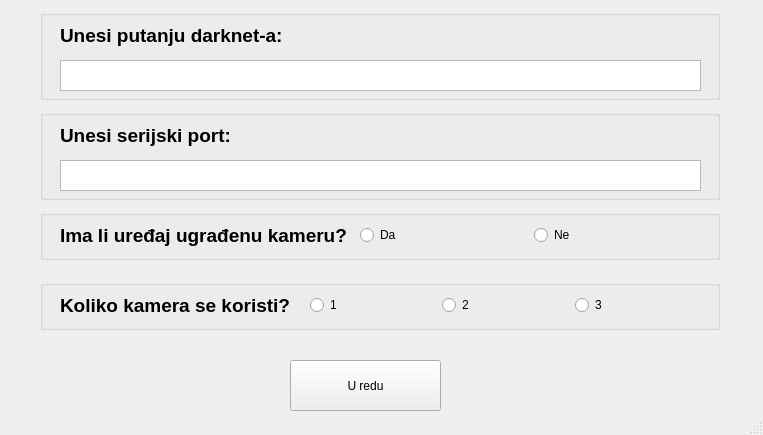
Qt form qtapp/SettingsWindow.ui (vsimundic/ugrsshapesdetection) before a commit.
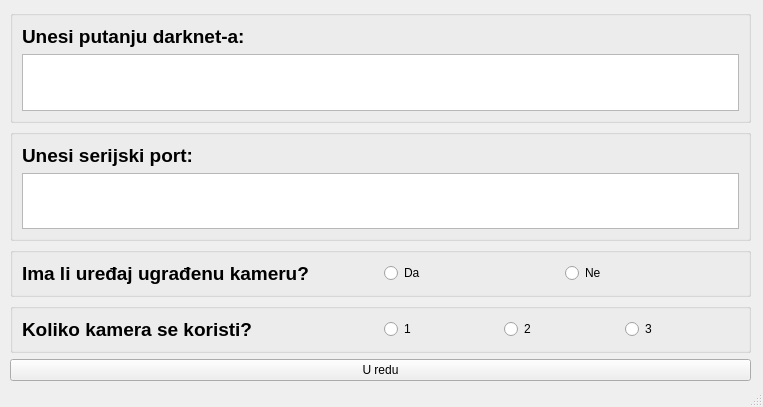
The same form after that commit.

The edit to the form file:
```diff
--- a/qtapp/SettingsWindow.ui
+++ b/qtapp/SettingsWindow.ui
@@ -7,21 +7,27 @@
     <x>0</x>
     <y>0</y>
     <width>763</width>
-    <height>435</height>
+    <height>407</height>
    </rect>
   </property>
   <property name="windowTitle">
    <string>Postavke</string>
   </property>
   <widget class="QWidget" name="centralwidget">
+   <widget class="QWidget" name="">
+    <property name="geometry">
+     <rect>
+      <x>10</x>
+      <y>10</y>
+      <width>741</width>
+      <height>371</height>
+     </rect>
+    </property>
+    <layout class="QVBoxLayout" name="verticalLayout">
+     <item>
    <widget class="QGroupBox" name="groupBox_darknetpath">
-    <property name="geometry">
-     <rect>
-      <x>40</x>
-      <y>10</y>
-      <width>680</width>
-      <height>90</height>
-     </rect>
+       <property name="autoFillBackground">
+        <bool>true</bool>
     </property>
     <property name="title">
      <string/>
@@ -29,15 +35,12 @@
     <property name="alignment">
      <set>Qt::AlignCenter</set>
     </property>
+       <property name="flat">
+        <bool>true</bool>
+       </property>
+       <layout class="QGridLayout" name="gridLayout_3">
+        <item row="0" column="0">
     <widget class="QLabel" name="lb_enterdarknetpath">
-     <property name="geometry">
-      <rect>
-       <x>20</x>
-       <y>0</y>
-       <width>641</width>
-       <height>51</height>
-      </rect>
-     </property>
      <property name="text">
       <string>&lt;html&gt;&lt;head/&gt;&lt;body&gt;&lt;p&gt;&lt;span style=&quot; font-size:14pt; font-weight:600;&quot;&gt;Unesi putanju darknet-a:&lt;/span&gt;&lt;/p&gt;&lt;/body&gt;&lt;/html&gt;</string>
      </property>
@@ -48,15 +51,51 @@
       <set>Qt::AlignLeading|Qt::AlignLeft|Qt::AlignVCenter</set>
      </property>
     </widget>
+        </item>
+        <item row="1" column="0">
     <widget class="QTextEdit" name="textEdit_darknet_path">
-     <property name="geometry">
-      <rect>
-       <x>20</x>
-       <y>50</y>
-       <width>641</width>
-       <height>31</height>
-      </rect>
-     </property>
+          <property name="html">
+           <string>&lt;!DOCTYPE HTML PUBLIC &quot;-//W3C//DTD HTML 4.0//EN&quot; &quot;http://www.w3.org/TR/REC-html40/strict.dtd&quot;&gt;
+&lt;html&gt;&lt;head&gt;&lt;meta name=&quot;qrichtext&quot; content=&quot;1&quot; /&gt;&lt;style type=&quot;text/css&quot;&gt;
+p, li { white-space: pre-wrap; }
+&lt;/style&gt;&lt;/head&gt;&lt;body style=&quot; font-family:'Ubuntu'; font-size:11pt; font-weight:400; font-style:normal;&quot;&gt;
+&lt;p style=&quot;-qt-paragraph-type:empty; margin-top:0px; margin-bottom:0px; margin-left:0px; margin-right:0px; -qt-block-indent:0; text-indent:0px;&quot;&gt;&lt;br /&gt;&lt;/p&gt;&lt;/body&gt;&lt;/html&gt;</string>
+          </property>
+         </widget>
+        </item>
+       </layout>
+      </widget>
+     </item>
+     <item>
+      <widget class="QGroupBox" name="groupBox_serialport">
+       <property name="autoFillBackground">
+        <bool>true</bool>
+       </property>
+       <property name="title">
+        <string/>
+       </property>
+       <property name="alignment">
+        <set>Qt::AlignCenter</set>
+       </property>
+       <property name="flat">
+        <bool>true</bool>
+       </property>
+       <layout class="QGridLayout" name="gridLayout_4">
+        <item row="0" column="0">
+         <widget class="QLabel" name="lb_enterserialport">
+          <property name="text">
+           <string>&lt;html&gt;&lt;head/&gt;&lt;body&gt;&lt;p&gt;&lt;span style=&quot; font-size:14pt; font-weight:600;&quot;&gt;Unesi serijski port:&lt;/span&gt;&lt;/p&gt;&lt;/body&gt;&lt;/html&gt;</string>
+          </property>
+          <property name="textFormat">
+           <enum>Qt::RichText</enum>
+          </property>
+          <property name="alignment">
+           <set>Qt::AlignLeading|Qt::AlignLeft|Qt::AlignVCenter</set>
+          </property>
+         </widget>
+        </item>
+        <item row="1" column="0">
+         <widget class="QTextEdit" name="textEdit_serial_port">
      <property name="html">
       <string>&lt;!DOCTYPE HTML PUBLIC &quot;-//W3C//DTD HTML 4.0//EN&quot; &quot;http://www.w3.org/TR/REC-html40/strict.dtd&quot;&gt;
 &lt;html&gt;&lt;head&gt;&lt;meta name=&quot;qrichtext&quot; content=&quot;1&quot; /&gt;&lt;style type=&quot;text/css&quot;&gt;
@@ -65,15 +104,14 @@
 &lt;p style=&quot;-qt-paragraph-type:empty; margin-top:0px; margin-bottom:0px; margin-left:0px; margin-right:0px; -qt-block-indent:0; text-indent:0px;&quot;&gt;&lt;br /&gt;&lt;/p&gt;&lt;/body&gt;&lt;/html&gt;</string>
      </property>
     </widget>
-   </widget>
+        </item>
+       </layout>
+      </widget>
+     </item>
+     <item>
    <widget class="QGroupBox" name="groupBox_embeddedcam">
-    <property name="geometry">
-     <rect>
-      <x>40</x>
-      <y>210</y>
-      <width>680</width>
-      <height>50</height>
-     </rect>
+       <property name="autoFillBackground">
+        <bool>true</bool>
     </property>
     <property name="title">
      <string/>
@@ -81,15 +119,12 @@
     <property name="alignment">
      <set>Qt::AlignCenter</set>
     </property>
+       <property name="flat">
+        <bool>true</bool>
+       </property>
+       <layout class="QGridLayout" name="gridLayout">
+        <item row="0" column="0">
     <widget class="QLabel" name="lb_embeddedcam">
-     <property name="geometry">
-      <rect>
-       <x>20</x>
-       <y>0</y>
-       <width>291</width>
-       <height>51</height>
-      </rect>
-     </property>
      <property name="text">
       <string>&lt;html&gt;&lt;head/&gt;&lt;body&gt;&lt;p&gt;&lt;span style=&quot; font-size:14pt; font-weight:600;&quot;&gt;Ima li uređaj ugrađenu kameru?&lt;/span&gt;&lt;/p&gt;&lt;/body&gt;&lt;/html&gt;</string>
      </property>
@@ -100,15 +135,8 @@
       <set>Qt::AlignLeading|Qt::AlignLeft|Qt::AlignVCenter</set>
      </property>
     </widget>
-    <widget class="QWidget" name="horizontalLayoutWidget">
-     <property name="geometry">
-      <rect>
-       <x>320</x>
-       <y>10</y>
-       <width>341</width>
-       <height>31</height>
-      </rect>
-     </property>
+        </item>
+        <item row="0" column="1">
      <layout class="QHBoxLayout" name="horizontalLayout">
       <item>
        <widget class="QRadioButton" name="radioButton_embcam_yes">
@@ -131,16 +159,14 @@
        </widget>
       </item>
      </layout>
-    </widget>
-   </widget>
+        </item>
+       </layout>
+      </widget>
+     </item>
+     <item>
    <widget class="QGroupBox" name="groupBox_numcams">
-    <property name="geometry">
-     <rect>
-      <x>40</x>
-      <y>280</y>
-      <width>680</width>
-      <height>50</height>
-     </rect>
+       <property name="autoFillBackground">
+        <bool>true</bool>
     </property>
     <property name="title">
      <string/>
@@ -148,15 +174,15 @@
     <property name="alignment">
      <set>Qt::AlignCenter</set>
     </property>
+       <property name="flat">
+        <bool>true</bool>
+       </property>
+       <property name="checkable">
+        <bool>false</bool>
+       </property>
+       <layout class="QGridLayout" name="gridLayout_2">
+        <item row="0" column="0">
     <widget class="QLabel" name="lb_how_many_cams">
-     <property name="geometry">
-      <rect>
-       <x>20</x>
-       <y>0</y>
-       <width>231</width>
-       <height>51</height>
-      </rect>
-     </property>
      <property name="text">
       <string>&lt;html&gt;&lt;head/&gt;&lt;body&gt;&lt;p&gt;&lt;span style=&quot; font-size:14pt; font-weight:600;&quot;&gt;Koliko kamera se koristi?&lt;/span&gt;&lt;/p&gt;&lt;/body&gt;&lt;/html&gt;</string>
      </property>
@@ -167,15 +193,8 @@
       <set>Qt::AlignLeading|Qt::AlignLeft|Qt::AlignVCenter</set>
      </property>
     </widget>
-    <widget class="QWidget" name="horizontalLayoutWidget_2">
-     <property name="geometry">
-      <rect>
-       <x>270</x>
-       <y>10</y>
-       <width>391</width>
-       <height>31</height>
-      </rect>
-     </property>
+        </item>
+        <item row="0" column="1">
      <layout class="QHBoxLayout" name="horizontalLayout_2">
       <item>
        <widget class="QRadioButton" name="rB_no1">
@@ -208,73 +227,20 @@
        </widget>
       </item>
      </layout>
-    </widget>
-   </widget>
+        </item>
+       </layout>
+      </widget>
+     </item>
+     <item>
    <widget class="QPushButton" name="btn_Confirm">
-    <property name="geometry">
-     <rect>
-      <x>290</x>
-      <y>360</y>
-      <width>151</width>
-      <height>51</height>
-     </rect>
-    </property>
     <property name="text">
      <string>U redu</string>
     </property>
    </widget>
-   <widget class="QGroupBox" name="groupBox_serialport">
-    <property name="geometry">
-     <rect>
-      <x>40</x>
-      <y>110</y>
-      <width>680</width>
-      <height>90</height>
-     </rect>
-    </property>
-    <property name="title">
-     <string/>
-    </property>
-    <property name="alignment">
-     <set>Qt::AlignCenter</set>
-    </property>
-    <widget class="QLabel" name="lb_enterserialport">
-     <property name="geometry">
-      <rect>
-       <x>20</x>
-       <y>0</y>
-       <width>641</width>
-       <height>51</height>
-      </rect>
-     </property>
-     <property name="text">
-      <string>&lt;html&gt;&lt;head/&gt;&lt;body&gt;&lt;p&gt;&lt;span style=&quot; font-size:14pt; font-weight:600;&quot;&gt;Unesi serijski port:&lt;/span&gt;&lt;/p&gt;&lt;/body&gt;&lt;/html&gt;</string>
-     </property>
-     <property name="textFormat">
-      <enum>Qt::RichText</enum>
-     </property>
-     <property name="alignment">
-      <set>Qt::AlignLeading|Qt::AlignLeft|Qt::AlignVCenter</set>
-     </property>
-    </widget>
-    <widget class="QTextEdit" name="textEdit_serial_port">
-     <property name="geometry">
-      <rect>
-       <x>20</x>
-       <y>50</y>
-       <width>641</width>
-       <height>31</height>
-      </rect>
-     </property>
-     <property name="html">
-      <string>&lt;!DOCTYPE HTML PUBLIC &quot;-//W3C//DTD HTML 4.0//EN&quot; &quot;http://www.w3.org/TR/REC-html40/strict.dtd&quot;&gt;
-&lt;html&gt;&lt;head&gt;&lt;meta name=&quot;qrichtext&quot; content=&quot;1&quot; /&gt;&lt;style type=&quot;text/css&quot;&gt;
-p, li { white-space: pre-wrap; }
-&lt;/style&gt;&lt;/head&gt;&lt;body style=&quot; font-family:'Ubuntu'; font-size:11pt; font-weight:400; font-style:normal;&quot;&gt;
-&lt;p style=&quot;-qt-paragraph-type:empty; margin-top:0px; margin-bottom:0px; margin-left:0px; margin-right:0px; -qt-block-indent:0; text-indent:0px;&quot;&gt;&lt;br /&gt;&lt;/p&gt;&lt;/body&gt;&lt;/html&gt;</string>
-     </property>
-    </widget>
-   </widget>
+     </item>
+    </layout>
+   </widget>
+   <zorder>groupBox_serialport</zorder>
    <zorder>groupBox_darknetpath</zorder>
    <zorder>groupBox_embeddedcam</zorder>
    <zorder>groupBox_numcams</zorder>
```
Left out of the diff: 4 changed lines with no effect on the pictures. Lines whose indentation alone changed are shown as unchanged.
